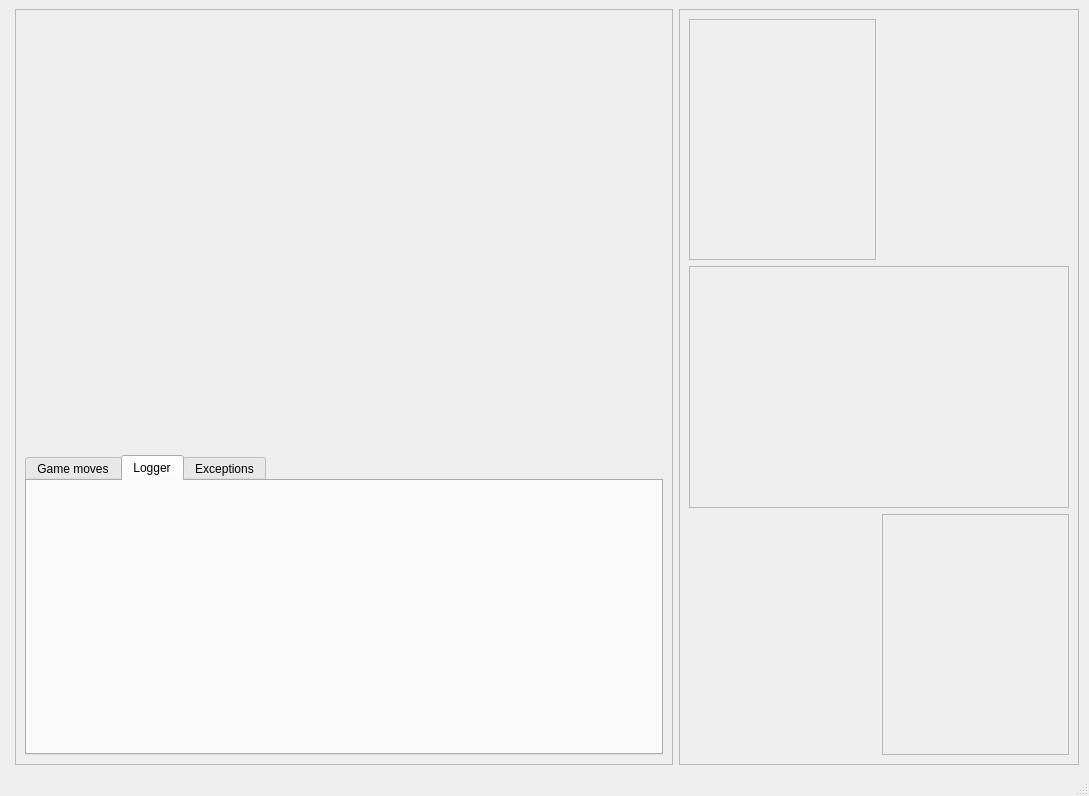
The window that mainwindow.ui (KacSz123/checkers_qt) describes before a commit, drawn with Qt 5.
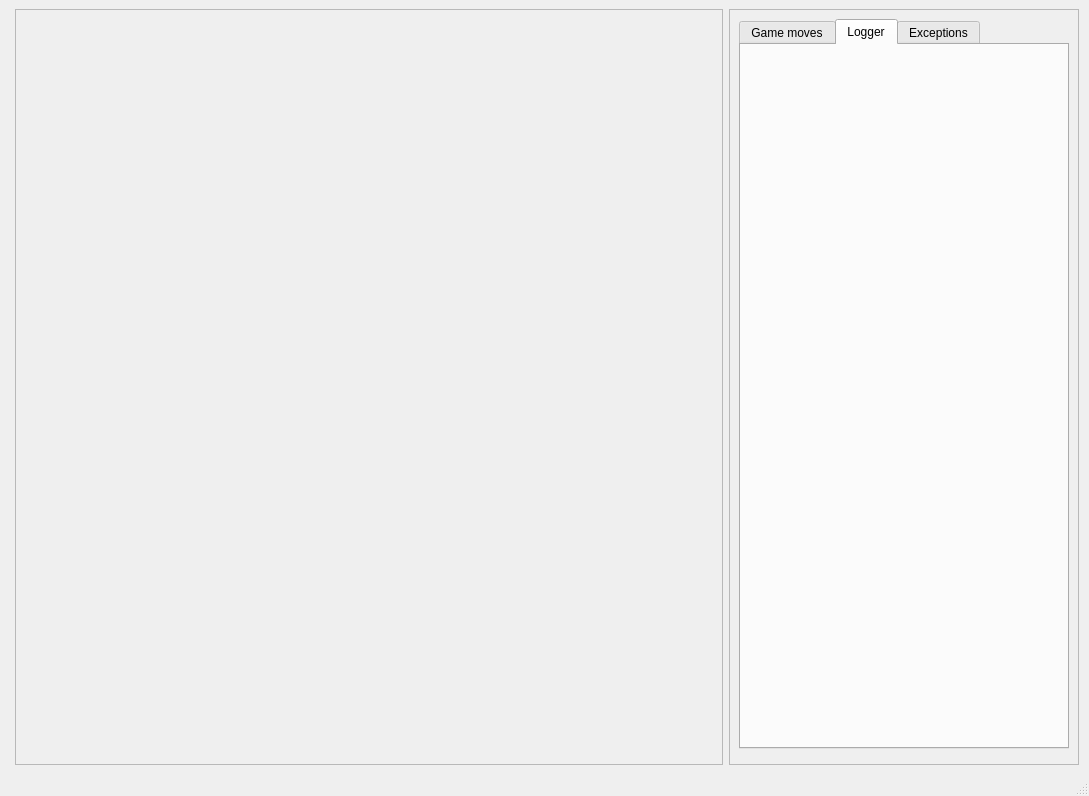
The same window after the commit. Custom widgets are drawn as their Qt base class.

The edit to the form file:
```diff
--- a/mainwindow.ui
+++ b/mainwindow.ui
@@ -18,8 +18,8 @@
   </property>
   <property name="minimumSize">
    <size>
-    <width>800</width>
-    <height>700</height>
+    <width>900</width>
+    <height>600</height>
    </size>
   </property>
   <property name="sizeIncrement">
@@ -56,7 +56,7 @@
           </property>
           <property name="minimumSize">
            <size>
-            <width>400</width>
+            <width>350</width>
             <height>0</height>
            </size>
           </property>
@@ -67,27 +67,7 @@
            <enum>QFrame::Raised</enum>
           </property>
           <layout class="QGridLayout" name="gridLayout_4">
-           <item row="0" column="0">
-            <widget class="QFrame" name="frame_3">
-             <property name="frameShape">
-              <enum>QFrame::StyledPanel</enum>
-             </property>
-             <property name="frameShadow">
-              <enum>QFrame::Raised</enum>
-             </property>
-            </widget>
-           </item>
-           <item row="1" column="0" colspan="2">
-            <widget class="QFrame" name="frame_4">
-             <property name="frameShape">
-              <enum>QFrame::StyledPanel</enum>
-             </property>
-             <property name="frameShadow">
-              <enum>QFrame::Raised</enum>
-             </property>
-            </widget>
-           </item>
-           <item row="2" column="1">
+           <item row="1" column="0">
             <widget class="QFrame" name="frame_5">
              <property name="frameShape">
               <enum>QFrame::StyledPanel</enum>
@@ -97,6 +77,43 @@
              </property>
             </widget>
            </item>
+           <item row="0" column="0">
+            <widget class="QTabWidget" name="tabWidget">
+             <property name="enabled">
+              <bool>true</bool>
+             </property>
+             <property name="sizePolicy">
+              <sizepolicy hsizetype="MinimumExpanding" vsizetype="MinimumExpanding">
+               <horstretch>0</horstretch>
+               <verstretch>0</verstretch>
+              </sizepolicy>
+             </property>
+             <property name="minimumSize">
+              <size>
+               <width>0</width>
+               <height>300</height>
+              </size>
+             </property>
+             <property name="currentIndex">
+              <number>1</number>
+             </property>
+             <widget class="QWidget" name="tab_3">
+              <attribute name="title">
+               <string>Game moves</string>
+              </attribute>
+             </widget>
+             <widget class="QWidget" name="tab_4">
+              <attribute name="title">
+               <string>Logger</string>
+              </attribute>
+             </widget>
+             <widget class="QWidget" name="tab_5">
+              <attribute name="title">
+               <string>Exceptions</string>
+              </attribute>
+             </widget>
+            </widget>
+           </item>
           </layout>
          </widget>
         </item>
@@ -118,22 +135,6 @@
       <item row="0" column="0">
        <layout class="QGridLayout" name="gridLayout_3">
         <item row="0" column="0">
-         <spacer name="horizontalSpacer_2">
-          <property name="orientation">
-           <enum>Qt::Horizontal</enum>
-          </property>
-          <property name="sizeType">
-           <enum>QSizePolicy::MinimumExpanding</enum>
-          </property>
-          <property name="sizeHint" stdset="0">
-           <size>
-            <width>700</width>
-            <height>0</height>
-           </size>
-          </property>
-         </spacer>
-        </item>
-        <item row="1" column="0">
          <widget class="QFrame" name="frame">
           <property name="enabled">
            <bool>true</bool>
@@ -144,6 +145,12 @@
             <verstretch>1</verstretch>
            </sizepolicy>
           </property>
+          <property name="minimumSize">
+           <size>
+            <width>500</width>
+            <height>500</height>
+           </size>
+          </property>
           <property name="frameShape">
            <enum>QFrame::StyledPanel</enum>
           </property>
@@ -151,43 +158,6 @@
            <enum>QFrame::Raised</enum>
           </property>
           <layout class="QGridLayout" name="gridLayout_2">
-           <item row="1" column="1">
-            <widget class="QTabWidget" name="tabWidget">
-             <property name="enabled">
-              <bool>true</bool>
-             </property>
-             <property name="sizePolicy">
-              <sizepolicy hsizetype="MinimumExpanding" vsizetype="MinimumExpanding">
-               <horstretch>0</horstretch>
-               <verstretch>0</verstretch>
-              </sizepolicy>
-             </property>
-             <property name="minimumSize">
-              <size>
-               <width>0</width>
-               <height>300</height>
-              </size>
-             </property>
-             <property name="currentIndex">
-              <number>1</number>
-             </property>
-             <widget class="QWidget" name="tab_3">
-              <attribute name="title">
-               <string>Game moves</string>
-              </attribute>
-             </widget>
-             <widget class="QWidget" name="tab_4">
-              <attribute name="title">
-               <string>Logger</string>
-              </attribute>
-             </widget>
-             <widget class="QWidget" name="tab_5">
-              <attribute name="title">
-               <string>Exceptions</string>
-              </attribute>
-             </widget>
-            </widget>
-           </item>
            <item row="0" column="1">
             <widget class="QWidget" name="widget" native="true">
              <property name="sizePolicy">
@@ -198,8 +168,8 @@
              </property>
              <property name="minimumSize">
               <size>
-               <width>530</width>
-               <height>400</height>
+               <width>500</width>
+               <height>500</height>
               </size>
              </property>
             </widget>
@@ -238,6 +208,14 @@
   </widget>
   <widget class="QStatusBar" name="statusbar"/>
  </widget>
+ <customwidgets>
+  <customwidget>
+   <class>BoardWidget</class>
+   <extends>QWidget</extends>
+   <header location="global">board_widget.hh</header>
+   <container>1</container>
+  </customwidget>
+ </customwidgets>
  <resources/>
  <connections/>
 </ui>
```
Left out of the diff: 2 changed lines with no effect on the pictures.
